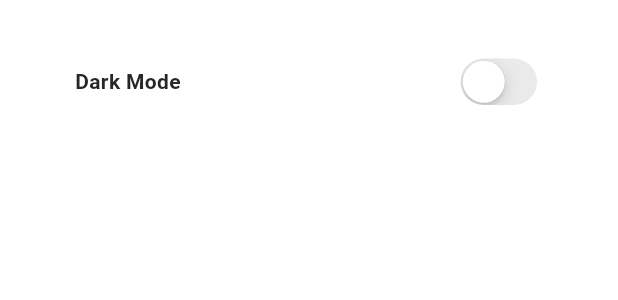
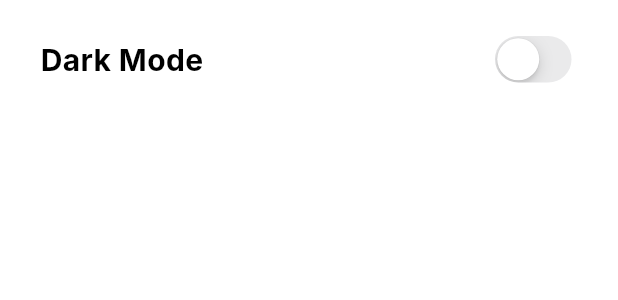
Before and after one commit to hostnes/MGKCT_flutter_app, a Flutter app: the ChangeTheme widget shown alone on an empty page, opened directly, on a phone screen of 412 x 824 dp. Shown: the top 300 px of the screen. Run offline on Flutter 3.47's test engine with Material 3 defaults, Android fonts, the phone set to English and light mode, and no system bars; our stand-ins replace dio, hive_flutter, marquee; missing offline and left inert: dart:ffi; accounts and stored records are empty; network calls fail; Roboto replaces fonts that are missing (Inter).

Commit message:
fix small bag

```diff
--- a/lib/components/app_bar.dart
+++ b/lib/components/app_bar.dart
@@ -23,7 +23,7 @@ class SearchAppBar extends StatelessWidget implements PreferredSizeWidget {
             style: TextStyle(
               color: Theme.of(context).colorScheme.inversePrimary,
               fontFamily: 'Inter',
-              fontSize: 15.0,
+              fontSize: 18.0,
               fontWeight: FontWeight.bold,
             ),
           ),
--- a/lib/components/change_theme.dart
+++ b/lib/components/change_theme.dart
@@ -11,17 +11,20 @@ class ChangeTheme extends StatelessWidget {
     return Container(
       decoration: BoxDecoration(
           color: Theme.of(context).colorScheme.primary,
-          borderRadius: BorderRadius.circular(12)),
-      margin: const EdgeInsets.only(left: 25, right: 25, top: 10),
-      padding: const EdgeInsets.all(25),
+          borderRadius: BorderRadius.circular(15)),
+      margin: EdgeInsets.all(7),
+      padding: EdgeInsets.symmetric(horizontal: 20, vertical: 15),
+      height: 65,
       child: Row(
         mainAxisAlignment: MainAxisAlignment.spaceBetween,
         children: [
           Text(
             "Dark Mode",
             style: TextStyle(
+              color: Theme.of(context).colorScheme.inversePrimary,
+              fontSize: 20,
+              fontFamily: 'Inter',
               fontWeight: FontWeight.bold,
-              color: Theme.of(context).colorScheme.inversePrimary,
             ),
           ),
           CupertinoSwitch(
--- a/lib/components/group_widget.dart
+++ b/lib/components/group_widget.dart
@@ -10,6 +10,7 @@ class GroupWidget extends StatelessWidget {
     return Container(
       margin: EdgeInsets.all(7),
       padding: EdgeInsets.symmetric(horizontal: 20, vertical: 15),
+      height: 65,
       decoration: BoxDecoration(
         borderRadius: BorderRadius.circular(15),
         color: Theme.of(context).colorScheme.primary,
--- a/lib/components/search_field.dart
+++ b/lib/components/search_field.dart
@@ -12,7 +12,7 @@ class SearchField extends StatelessWidget {
         fillColor: Theme.of(context).colorScheme.background,
         contentPadding: EdgeInsets.symmetric(horizontal: 10.0),
         border: OutlineInputBorder(
-          borderRadius: BorderRadius.circular(5.0),
+          borderRadius: BorderRadius.circular(15.0),
           borderSide: BorderSide.none,
         ),
       ),
--- a/lib/components/teacher_widget.dart
+++ b/lib/components/teacher_widget.dart
@@ -107,7 +107,7 @@ class _TeacherWidgetState extends State<TeacherWidget>
                           text: widget.teacher['name'],
                           style: TextStyle(
                             color: Theme.of(context).colorScheme.inversePrimary,
-                            fontSize: 22,
+                            fontSize: 20,
                             fontFamily: 'Inter',
                             fontWeight: FontWeight.bold,
                           ),
--- a/lib/themes/dark_mode.dart
+++ b/lib/themes/dark_mode.dart
@@ -1,10 +1,11 @@
 import 'package:flutter/material.dart';
 
 ThemeData darkMode = ThemeData(
-  colorScheme: const ColorScheme.dark(
-      background: Color(0xFF242424),
-      primary: Color(0xFF0D0D0D),
-      secondary: Color(0xFF787878),
-      inversePrimary: Color(0xFFFFFFFF),
-      tertiary: Color(0xFF9DC284)),
-);
+    colorScheme: const ColorScheme.dark(
+  background: Color(0xFF242424), // фон
+  primary: Color(0xFF0D0D0D), // основные виджеты
+  secondary: Color.fromARGB(255, 25, 25, 25), // панель навигации
+  inversePrimary: Color.fromARGB(255, 255, 255, 255), // текст
+  tertiary: Color(0xFF9DC284), // зеленый
+  onTertiary: Color(0xFF8D8D8D), // иконки навигации
+));
--- a/lib/themes/light_mode.dart
+++ b/lib/themes/light_mode.dart
@@ -2,9 +2,11 @@ import 'package:flutter/material.dart';
 
 ThemeData lightMode = ThemeData(
   colorScheme: const ColorScheme.light(
-      background: Color(0xFFEDEDED),
-      primary: Color(0xFFFFFFFF),
-      secondary: Color(0xFF787878),
-      inversePrimary: Color(0xFF272727),
-      tertiary: Color(0xFF9DC284)),
+    background: Color.fromARGB(255, 237, 237, 237), //фон
+    primary: Color.fromARGB(255, 255, 255, 255), //основные виджеты
+    secondary: Color.fromARGB(255, 242, 242, 242), //панель навигации
+    inversePrimary: Color.fromARGB(255, 0, 0, 0), //текст
+    tertiary: Color.fromARGB(255, 157, 194, 132), //зеленый
+    onTertiary: Color.fromARGB(255, 115, 115, 115), //иконки навигации
+  ),
 );
```
Also changed, not shown: lib/components/app_bar_small.dart (added, +30 -0 lines), lib/components/bottom_bar.dart (+16 -29 lines), lib/pages/setting.dart (+7 -4 lines).
